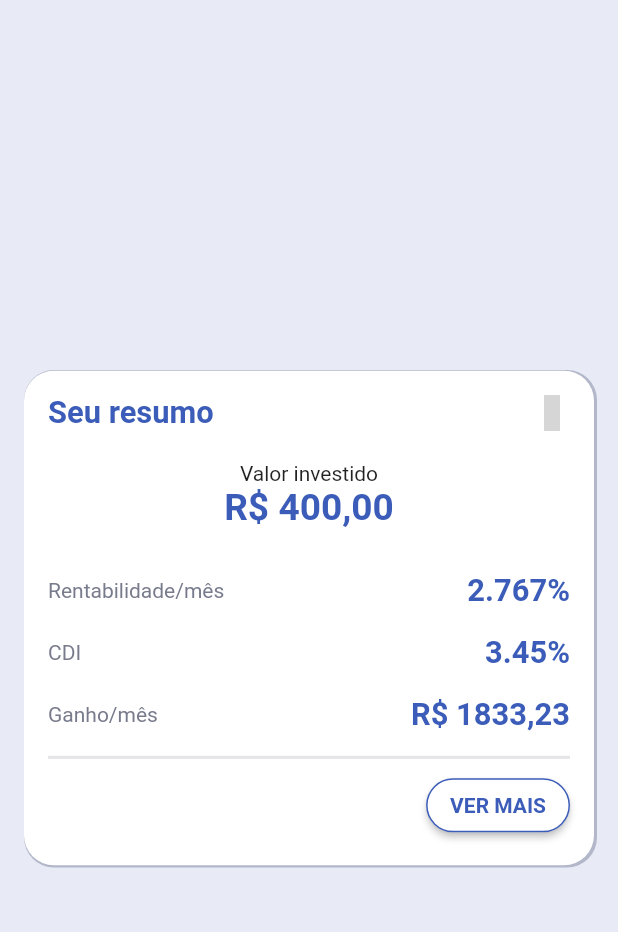
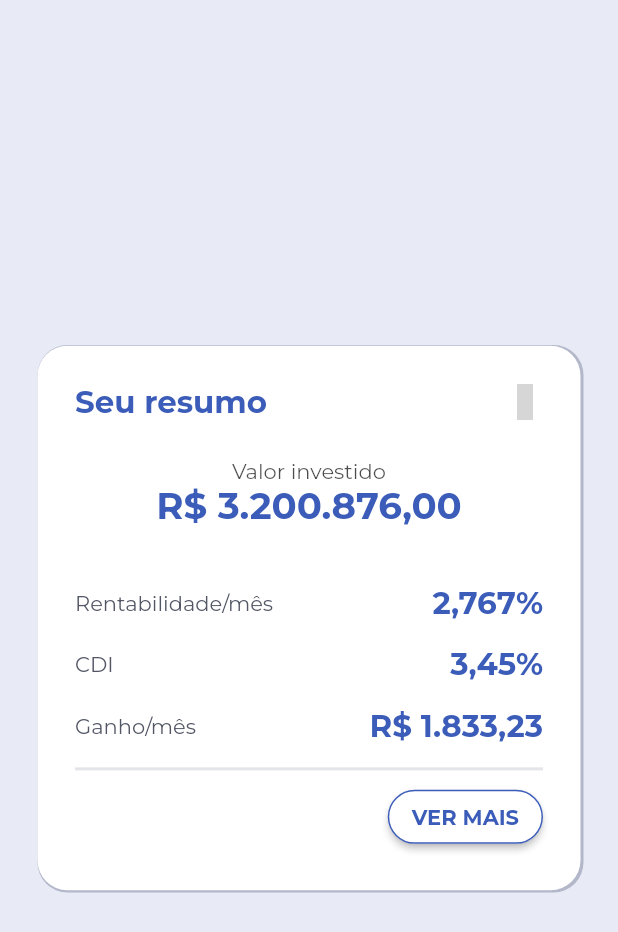
Before and after one commit to Mardem/fliper-test, a Flutter app: the screen it shows after launch, on a phone screen of 412 x 824 dp. Shown: the top 932 px of the screen. Run offline on Flutter 3.47's test engine with Material 2 defaults, Android fonts, the phone set to English and light mode, and no system bars; our stand-ins replace google_fonts, line_icons; grey boxes are pictures that could not be loaded.

Commit message:
refactor: Refatoração dos componentes de texto do resume.dart

```diff
--- a/lib/config/colors/default.dart
+++ b/lib/config/colors/default.dart
@@ -1,7 +1,7 @@
 import 'package:flutter/material.dart';
 
 abstract class DefaultColors {
-  static const Color backgroundColor = Color.fromRGBO(232, 235, 246, 1);
-  static const Color defaultBlue = Color.fromRGBO(59, 92, 184, 1);
-  static const Color defaultGrey = Color.fromRGBO(120, 123, 140, 1);
+  static const Color backgroundColor = Color.fromRGBO(232, 235, 246, 1.0);
+  static const Color defaultBlue = Color.fromRGBO(59, 92, 184, 1.0);
+  static const Color defaultGrey = Color.fromRGBO(120, 123, 140, 1.0);
 }
--- a/lib/config/global.dart
+++ b/lib/config/global.dart
@@ -1,7 +1,7 @@
 import 'package:flutter/material.dart';
 
 abstract class GlobalConfig {
-  static const EdgeInsets marginX = EdgeInsets.symmetric(horizontal: 16);
+  static const EdgeInsets marginX = EdgeInsets.symmetric(horizontal: 25);
   static const EdgeInsets marginY = EdgeInsets.symmetric(vertical: 16);
 
   static const EdgeInsets paddingX = EdgeInsets.symmetric(horizontal: 16);
--- /dev/null
+++ b/lib/config/helpers.dart
@@ -0,0 +1,11 @@
+import 'package:intl/intl.dart';
+
+abstract class AppHelpers {
+  static formatCurrency(double number) {
+    if (number == 0) {
+      return '0,00';
+    }
+    NumberFormat formatter = NumberFormat.simpleCurrency();
+    return formatter.format(number);
+  }
+}
--- a/lib/main.dart
+++ b/lib/main.dart
@@ -1,6 +1,6 @@
-import 'package:fliper/config/colors/default.dart';
 import 'package:fliper/screens/resume/resume.dart';
 import 'package:flutter/material.dart';
+import 'package:google_fonts/google_fonts.dart';
 import 'package:intl/intl.dart';
 
 void main() {
@@ -15,12 +15,9 @@ class MyApp extends StatelessWidget {
       title: 'Flutter Demo',
       theme: ThemeData(
         primarySwatch: Colors.blue,
-        textTheme: Theme.of(
-          context,
-        ).textTheme.apply(
-              bodyColor: DefaultColors.defaultGrey,
-              displayColor: DefaultColors.defaultGrey,
-            ),
+        textTheme: GoogleFonts.montserratTextTheme(
+          Theme.of(context).textTheme,
+        ),
       ),
       home: ResumeScreen(),
     );
--- a/lib/screens/resume/components/cdi.dart
+++ /dev/null
@@ -1,27 +0,0 @@
-import 'package:fliper/config/colors/default.dart';
-import 'package:flutter/material.dart';
-
-class ResumeCDI extends StatelessWidget {
-  @override
-  Widget build(BuildContext context) {
-    final Size size = MediaQuery.of(context).size;
-
-    return Container(
-      height: size.width * .10,
-      child: Row(
-        mainAxisAlignment: MainAxisAlignment.spaceBetween,
-        children: [
-          Text('CDI'),
-          Text(
-            '3.45%',
-            style: TextStyle(
-              fontSize: size.width * .05,
-              fontWeight: FontWeight.bold,
-              color: DefaultColors.defaultBlue,
-            ),
-          ),
-        ],
-      ),
-    );
-  }
-}
--- a/lib/screens/resume/components/header.dart
+++ b/lib/screens/resume/components/header.dart
@@ -1,5 +1,6 @@
 import 'package:fliper/config/colors/default.dart';
 import 'package:flutter/material.dart';
+import 'package:google_fonts/google_fonts.dart';
 import 'package:line_icons/line_icons.dart';
 
 class ResumeHeader extends StatelessWidget {
@@ -12,9 +13,9 @@ class ResumeHeader extends StatelessWidget {
         Expanded(
           child: Text(
             'Seu resumo',
-            style: TextStyle(
+            style: GoogleFonts.montserrat(
               color: DefaultColors.defaultBlue,
-              fontWeight: FontWeight.bold,
+              fontWeight: FontWeight.w700,
               fontSize: size.width * .05,
             ),
           ),
--- a/lib/screens/resume/components/rentability.dart
+++ b/lib/screens/resume/components/line_resume.dart
@@ -1,7 +1,17 @@
 import 'package:fliper/config/colors/default.dart';
 import 'package:flutter/material.dart';
+import 'package:google_fonts/google_fonts.dart';
 
-class ResumeRentability extends StatelessWidget {
+class LineResume extends StatelessWidget {
+  final String leftText;
+  final rightValue;
+
+  const LineResume({
+    Key key,
+    @required this.leftText,
+    @required this.rightValue,
+  }) : super(key: key);
+
   @override
   Widget build(BuildContext context) {
     final Size size = MediaQuery.of(context).size;
@@ -11,10 +21,15 @@ class ResumeRentability extends StatelessWidget {
       child: Row(
         mainAxisAlignment: MainAxisAlignment.spaceBetween,
         children: [
-          Text('Rentabilidade/mês'),
           Text(
-            '2.767%',
+            leftText ?? '...',
             style: TextStyle(
+              color: Color.fromRGBO(82, 86, 101, 1.0),
+            ),
+          ),
+          Text(
+            rightValue ?? '...',
+            style: GoogleFonts.montserrat(
               fontSize: size.width * .05,
               fontWeight: FontWeight.bold,
               color: DefaultColors.defaultBlue,
--- a/lib/screens/resume/components/monthly_gains.dart
+++ /dev/null
@@ -1,27 +0,0 @@
-import 'package:fliper/config/colors/default.dart';
-import 'package:flutter/material.dart';
-
-class ResumeMonthlyGains extends StatelessWidget {
-  @override
-  Widget build(BuildContext context) {
-    final Size size = MediaQuery.of(context).size;
-
-    return Container(
-      height: size.width * .10,
-      child: Row(
-        mainAxisAlignment: MainAxisAlignment.spaceBetween,
-        children: [
-          Text('Ganho/mês'),
-          Text(
-            'R\$ 1833,23',
-            style: TextStyle(
-              fontSize: size.width * .05,
-              fontWeight: FontWeight.bold,
-              color: DefaultColors.defaultBlue,
-            ),
-          ),
-        ],
-      ),
-    );
-  }
-}
--- a/lib/screens/resume/components/total_invest.dart
+++ b/lib/screens/resume/components/total_invest.dart
@@ -1,6 +1,7 @@
 import 'package:fliper/config/colors/default.dart';
+import 'package:fliper/config/helpers.dart';
 import 'package:flutter/material.dart';
-import 'package:intl/intl.dart';
+import 'package:google_fonts/google_fonts.dart';
 
 class ResumeTotalInvest extends StatelessWidget {
   final double total;
@@ -14,21 +15,12 @@ class ResumeTotalInvest extends StatelessWidget {
     final Size size = MediaQuery.of(context).size;
 
     return Text(
-      'R\$ ' + _formatNumber(total ?? 0),
-      style: TextStyle(
+      AppHelpers.formatCurrency(total ?? 0),
+      style: GoogleFonts.montserrat(
         fontSize: size.width * .06,
         fontWeight: FontWeight.bold,
         color: DefaultColors.defaultBlue,
       ),
     );
   }
-
-  String _formatNumber(double number) {
-    if (number == 0) {
-      return '0,00';
-    }
-
-    var f = NumberFormat("###.00#", "pt_BR");
-    return f.format(number);
-  }
 }
--- a/lib/screens/resume/resume.dart
+++ b/lib/screens/resume/resume.dart
@@ -1,11 +1,10 @@
 import 'package:fliper/config/colors/default.dart';
 import 'package:fliper/config/global.dart';
+import 'package:fliper/config/helpers.dart';
 import 'package:fliper/screens/components/layouts/main.dart';
 import 'package:fliper/screens/components/ui/app_button_outline.dart';
-import 'package:fliper/screens/resume/components/cdi.dart';
 import 'package:fliper/screens/resume/components/header.dart';
-import 'package:fliper/screens/resume/components/monthly_gains.dart';
-import 'package:fliper/screens/resume/components/rentability.dart';
+import 'package:fliper/screens/resume/components/line_resume.dart';
 import 'package:fliper/screens/resume/components/total_invest.dart';
 import 'package:flutter/material.dart';
 
@@ -22,6 +21,7 @@ class ResumeScreen extends StatelessWidget {
           Container(
             width: size.width,
             margin: GlobalConfig.marginX,
+            padding: EdgeInsets.all(25),
             decoration: BoxDecoration(
               boxShadow: [
                 BoxShadow(
@@ -35,24 +35,26 @@ class ResumeScreen extends StatelessWidget {
                 Radius.circular(20),
               ),
             ),
-            padding: EdgeInsets.all(16),
             child: Column(
               children: [
                 ResumeHeader(),
-                SizedBox(
-                  height: size.width * .05,
-                ),
+                SizedBox(height: size.width * .06),
                 Text(
                   'Valor investido',
                   style: TextStyle(
-                    color: Colors.black87,
+                    color: Colors.black87.withOpacity(.7),
                   ),
                 ),
-                ResumeTotalInvest(total: 400),
-                SizedBox(height: size.width * .05),
-                ResumeRentability(),
-                ResumeCDI(),
-                ResumeMonthlyGains(),
+                ResumeTotalInvest(total: 3200876),
+                SizedBox(height: size.width * .07),
+                LineResume(leftText: 'Rentabilidade/mês', rightValue: '2,767%'),
+                LineResume(leftText: 'CDI', rightValue: '3,45%'),
+                LineResume(
+                  leftText: 'Ganho/mês',
+                  rightValue: AppHelpers.formatCurrency(
+                    1833.23,
+                  ),
+                ),
                 Divider(
                   color: DefaultColors.defaultGrey.withOpacity(.2),
                   thickness: 2,
--- a/pubspec.yaml
+++ b/pubspec.yaml
@@ -30,6 +30,7 @@ dependencies:
   cupertino_icons: ^1.0.2
   line_icons: ^2.0.1
   intl: ^0.17.0
+  google_fonts: ^2.1.0
 
 dev_dependencies:
   flutter_test:
```
Also changed, not shown: pubspec.lock, 4 other files.
